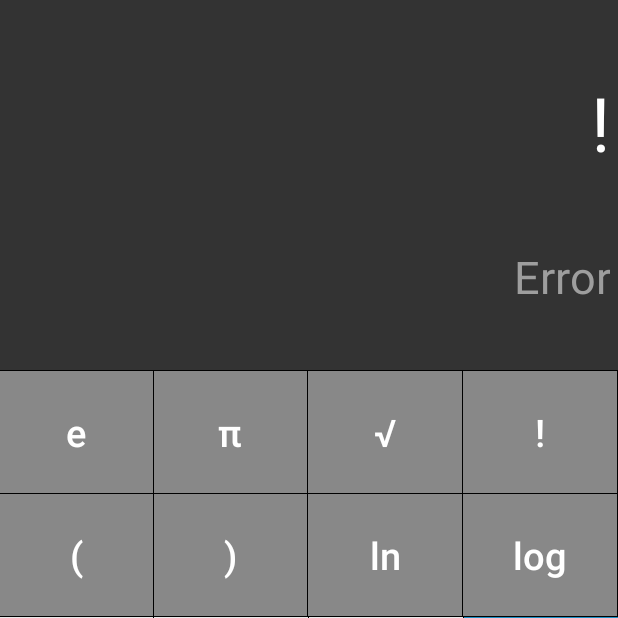
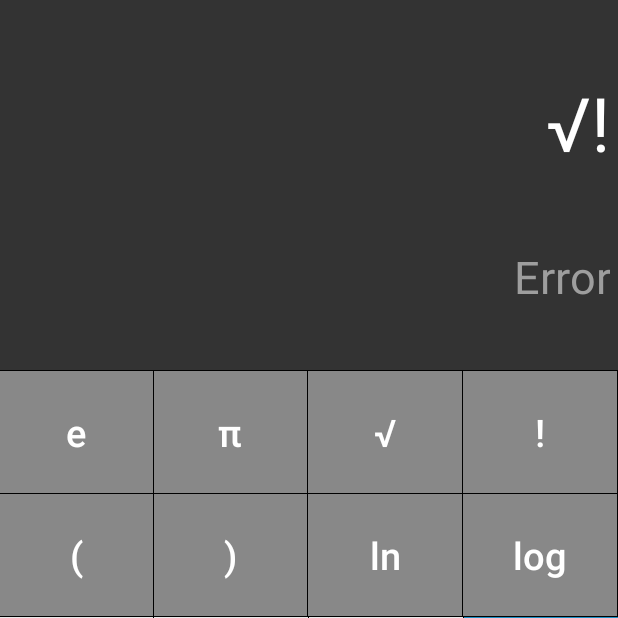
Before and after one commit to PopTudor/calculator-app, an Android app: the screen it shows after launch (MainActivity), after a tap on an icon or button, on a phone screen of 412 x 824 dp, the top half of it. Run offline under Robolectric (Android 15) with nearby library versions, the phone set to English and light mode, and no system bars; 1 statement that could not run was skipped; 1 other tap on this screen came first.

Commit message:
fixed multiple operators(root,factorial) in textview

```diff
--- a/app/src/main/java/tudor/com/supercalc/MainActivityFragment.java
+++ b/app/src/main/java/tudor/com/supercalc/MainActivityFragment.java
@@ -4,9 +4,7 @@ import android.os.Bundle;
 import android.support.v4.app.Fragment;
 import android.text.Editable;
 import android.text.TextWatcher;
-import android.util.Log;
 import android.view.LayoutInflater;
-import android.view.MotionEvent;
 import android.view.View;
 import android.view.ViewGroup;
 import android.widget.Button;
@@ -94,7 +92,6 @@ public class MainActivityFragment extends Fragment {
 		mButtonLogarithmNat = (Button) view.findViewById(R.id.buttonLogarithmNat);
 		mButtonRoot = (Button) view.findViewById(R.id.buttonRoot);
 		mButtonFactorial = (Button) view.findViewById(R.id.buttonFactorial); // todo x!y => (x!)y
-		mButtonRoot = (Button) view.findViewById(R.id.buttonRoot);
 		mButtonPower = (Button) view.findViewById(R.id.buttonPower);
 
 		mButtonPi = (Button) view.findViewById(R.id.buttonPi);
@@ -156,6 +153,7 @@ public class MainActivityFragment extends Fragment {
 					Expression expression;
 					s = s.replaceAll(getString(R.string.pi), String.format("(%f)",Math.PI));
 					s = s.replaceAll(getString(R.string.e), String.format("(%f)",Math.E));
+					s = s.replaceAll("√(\\(*\\d+\\)*)", "sqrt($1)");
 					try { // try default evaluation
 						expression = new ExpressionBuilder(s)
 								.operator(factorial)
@@ -246,7 +244,15 @@ public class MainActivityFragment extends Fragment {
 			@Override
 			public void onClick(View v) {
 				String str = mTextViewDetail.getText().toString();
-				mTextViewDetail.setText(str + "^");
+				checkForMultipleOperators(str, R.string.power);
+			}
+		});
+
+		mButtonRoot.setOnClickListener(new View.OnClickListener() {
+			@Override
+			public void onClick(View v) {
+				String str = mTextViewDetail.getText().toString();
+				mTextViewDetail.setText(str + getString(R.string.root));
 			}
 		});
 
@@ -254,7 +260,7 @@ public class MainActivityFragment extends Fragment {
 			@Override
 			public void onClick(View v) {
 				String str = mTextViewDetail.getText().toString();
-				mTextViewDetail.setText(str + "!");
+				checkForMultipleOperators(str, R.string.factorial);
 			}
 		});
 
@@ -329,7 +335,6 @@ public class MainActivityFragment extends Fragment {
 		});
 	}
 
-
 	/**
 	 * Verifica daca pe pozitia anterioara din string avem un operator si daca avem atunci il inlocuieste
 	 * cu operatorul butonului apasat
@@ -345,6 +350,8 @@ public class MainActivityFragment extends Fragment {
 				case '%':
 				case '-':
 				case '*':
+				case '^':
+				case '!':
 				case '×':
 				case '/':
 				case '÷':
--- a/app/src/main/res/layout-land/fragment_main.xml
+++ b/app/src/main/res/layout-land/fragment_main.xml
@@ -284,7 +284,7 @@
                     android:layout_height="0dp"
                     android:layout_weight="1"
                     android:textAllCaps="false"
-                    android:text="@string/square"
+                    android:text="@string/root"
                     android:id="@+id/buttonRoot"/>
 
                 <Button
--- a/app/src/main/res/layout/fragment_main.xml
+++ b/app/src/main/res/layout/fragment_main.xml
@@ -33,7 +33,8 @@
                 android:textColorLink="@android:color/transparent"
                 android:textAllCaps="false"
                 android:textStyle="normal"
-                android:selectAllOnFocus="false"/>
+                android:selectAllOnFocus="false"
+                android:hint="0"/>
 
             <TextView
                 android:layout_width="match_parent"
@@ -49,7 +50,8 @@
                 android:lines="1"
                 android:maxLines="1"
                 android:singleLine="true"
-                android:maxLength="15"/>
+                android:maxLength="15"
+                android:hint="0"/>
         </LinearLayout>
     <LinearLayout
         android:orientation="vertical"
@@ -92,7 +94,7 @@
                 android:layout_height="match_parent"
                 android:layout_weight="1"
                 android:textAllCaps="false"
-                android:text="@string/square"
+                android:text="@string/root"
                 android:id="@+id/buttonRoot"
                 style="@style/leftSymbols"
                 />
--- a/app/src/main/res/values/strings.xml
+++ b/app/src/main/res/values/strings.xml
@@ -31,7 +31,7 @@
     <string name="twoNd">2ⁿᵈ</string>
     <string name="twoX">2ⁿ</string>
     <string name="tenX">10ˣ</string>
-    <string name="square">√</string>
+    <string name="root">√</string>
     <string name="bracketOpen">(</string>
     <string name="bracketClose">)</string>
     <string name="factorial">!</string>
```
Also changed, not shown: app/src/main/java/tudor/com/supercalc/PrepareString.java (+6 -2 lines).
